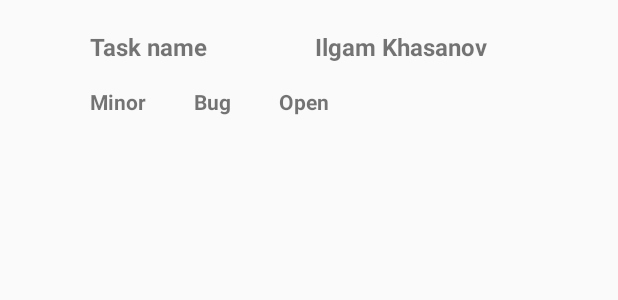
After one commit to IlshatIbrahimov/prettyprinted-tm-android, an Android app: the layout task_project_item.xml on its own in the app's theme, with its tools: preview values and no code run, on a phone screen of 412 x 824 dp. The commit adds this screen. Shown: the top 300 px of the screen. Run offline under Robolectric (Android 15) with nearby library versions, the phone set to English and light mode, and no system bars; Roboto replaces fonts that are not available here.

Commit message:
Add Task list and CRUD Task

```diff
--- /dev/null
+++ b/PrettyPrinted/app/src/main/java/ru/kfu/prettyprinted/data/remote/res/PriorityX.kt
@@ -0,0 +1,6 @@
+package ru.kfu.prettyprinted.data.remote.res
+
+data class PriorityX(
+    val id: Int,
+    val name: String
+)
--- /dev/null
+++ b/PrettyPrinted/app/src/main/java/ru/kfu/prettyprinted/data/remote/res/ProjectTasksResponse.kt
@@ -0,0 +1,3 @@
+package ru.kfu.prettyprinted.data.remote.res
+
+class ProjectTasksResponse : ArrayList<ProjectTasksResponseItem>()
--- /dev/null
+++ b/PrettyPrinted/app/src/main/java/ru/kfu/prettyprinted/data/remote/res/ProjectX.kt
@@ -0,0 +1,6 @@
+package ru.kfu.prettyprinted.data.remote.res
+
+data class ProjectX(
+    val id: Int,
+    val name: String
+)
--- /dev/null
+++ b/PrettyPrinted/app/src/main/java/ru/kfu/prettyprinted/data/remote/res/StatusX.kt
@@ -0,0 +1,6 @@
+package ru.kfu.prettyprinted.data.remote.res
+
+data class StatusX(
+    val id: Int,
+    val name: String
+)
--- /dev/null
+++ b/PrettyPrinted/app/src/main/java/ru/kfu/prettyprinted/data/remote/res/TypeX.kt
@@ -0,0 +1,6 @@
+package ru.kfu.prettyprinted.data.remote.res
+
+data class TypeX(
+    val id: Int,
+    val name: String
+)
--- a/PrettyPrinted/app/src/main/java/ru/kfu/prettyprinted/data/repository/TaskRepository.kt
+++ b/PrettyPrinted/app/src/main/java/ru/kfu/prettyprinted/data/repository/TaskRepository.kt
@@ -12,6 +12,10 @@ class TaskRepository (
             api.getTaskList()
         }
 
+        suspend fun getProjectTasks(id: Int) = safeApiCall {
+            api.getProjectTasks(id)
+        }
+
         suspend fun createTask(
                 assigneeId: String,
                 content: String,
--- /dev/null
+++ b/PrettyPrinted/app/src/main/res/layout/task_project_item.xml
@@ -0,0 +1,80 @@
+<?xml version="1.0" encoding="utf-8"?>
+<androidx.constraintlayout.widget.ConstraintLayout xmlns:android="http://schemas.android.com/apk/res/android"
+    xmlns:app="http://schemas.android.com/apk/res-auto"
+    xmlns:tools="http://schemas.android.com/tools"
+    android:layout_width="match_parent"
+    android:layout_height="wrap_content"
+    android:layout_margin="16dp">
+
+
+    <ImageView
+        android:id="@+id/db_img_priority"
+        android:layout_width="24dp"
+        android:layout_height="24dp"
+        android:layout_marginStart="4dp"
+        android:layout_marginTop="4dp"
+        app:layout_constraintStart_toStartOf="parent"
+        app:layout_constraintTop_toTopOf="parent" />
+
+
+    <TextView
+        android:id="@+id/tpi_item_name"
+        android:layout_width="wrap_content"
+        android:layout_height="wrap_content"
+        android:layout_marginStart="16dp"
+        android:layout_marginTop="4dp"
+        android:textSize="16sp"
+        android:textStyle="bold"
+        app:layout_constraintStart_toEndOf="@+id/db_img_priority"
+        app:layout_constraintTop_toTopOf="parent"
+        tools:text="Task name" />
+
+    <TextView
+        android:id="@+id/tpi_priority"
+        android:layout_width="wrap_content"
+        android:layout_height="wrap_content"
+        android:layout_marginTop="16dp"
+        android:layout_marginBottom="4dp"
+        android:textSize="14sp"
+        android:textStyle="bold"
+        app:layout_constraintBottom_toBottomOf="parent"
+        app:layout_constraintStart_toStartOf="@+id/tpi_item_name"
+        app:layout_constraintTop_toBottomOf="@id/tpi_item_name"
+        tools:text="Minor" />
+
+    <TextView
+        android:id="@+id/tpi_type"
+        android:layout_width="wrap_content"
+        android:layout_height="wrap_content"
+        android:layout_marginStart="32dp"
+        android:layout_marginBottom="4dp"
+        android:textStyle="bold"
+        app:layout_constraintBottom_toBottomOf="parent"
+        app:layout_constraintStart_toEndOf="@+id/tpi_priority"
+        tools:text="Bug" />
+
+    <TextView
+        android:id="@+id/tpi_status"
+        android:layout_width="wrap_content"
+        android:layout_height="wrap_content"
+        android:layout_marginStart="32dp"
+        android:layout_marginBottom="4dp"
+        android:textStyle="bold"
+        app:layout_constraintBottom_toBottomOf="parent"
+        app:layout_constraintStart_toEndOf="@+id/tpi_type"
+        tools:text="Open" />
+
+    <TextView
+        android:id="@+id/tpi_user_name"
+        android:layout_width="wrap_content"
+        android:layout_height="wrap_content"
+        android:layout_marginTop="4dp"
+        android:textSize="16sp"
+        android:text="@string/tv_user_name"
+        android:textStyle="bold"
+        app:layout_constraintEnd_toEndOf="parent"
+        app:layout_constraintStart_toEndOf="@+id/tpi_item_name"
+        app:layout_constraintTop_toTopOf="parent" />
+
+
+</androidx.constraintlayout.widget.ConstraintLayout>
--- a/PrettyPrinted/app/src/main/res/navigation/nav_home.xml
+++ b/PrettyPrinted/app/src/main/res/navigation/nav_home.xml
@@ -71,7 +71,7 @@
     <fragment
         android:id="@+id/nav_dash_board"
         android:name="ru.kfu.prettyprinted.ui.home.dashboard.DashBoardFragment"
-        android:label="@string/dashboard"
+        android:label="Tasks"
         tools:layout="@layout/fragment_dash_board" />
     <fragment
         android:id="@+id/page_users"
--- a/PrettyPrinted/app/src/main/res/values/strings.xml
+++ b/PrettyPrinted/app/src/main/res/values/strings.xml
@@ -33,14 +33,18 @@
     <string name="select">Select</string>
     <string name="open">Open</string>
     <string name="in_progress">In progress</string>
-    <string name="fix">Fix</string>
+<!--    <string name="fix">Fix</string>-->
     <string name="won_t_fix">Won`t fix</string>
     <string name="bug">Bug</string>
     <string name="feature">Feature</string>
     <string name="question">Question</string>
     <string name="priority">Priority</string>
     <string name="minor">Minor</string>
-    <string name="normal">Normal</string>
+<!--    <string name="normal">Normal</string>-->
     <string name="major">Major</string>
     <string name="critical">Critical</string>
+    <string name="tv_user_name">Ilgam Khasanov</string>
+    <string name="first_project">First project</string>
+    <string name="normal">Normal</string>
+    <string name="fix">Fix</string>
 </resources>
```
Also changed, not shown: PrettyPrinted/app/src/main/java/ru/kfu/prettyprinted/data/remote/api/TaskApi.kt (+9 -0 lines), PrettyPrinted/app/src/main/java/ru/kfu/prettyprinted/data/remote/res/AssigneeX.kt (added, +7 -0 lines), PrettyPrinted/app/src/main/java/ru/kfu/prettyprinted/data/remote/res/AuthorX.kt (added, +7 -0 lines), PrettyPrinted/app/src/main/java/ru/kfu/prettyprinted/data/remote/res/ProjectTasksResponseItem.kt (added, +14 -0 lines), PrettyPrinted/app/src/main/java/ru/kfu/prettyprinted/ui/home/dashboard/DashBoardAdapter.kt (+8 -5 lines), PrettyPrinted/app/src/main/java/ru/kfu/prettyprinted/ui/home/task/TaskAdapter.kt (+13 -13 lines), PrettyPrinted/app/src/main/java/ru/kfu/prettyprinted/ui/home/task/TaskListFragment.kt (+14 -17 lines), PrettyPrinted/app/src/main/java/ru/kfu/prettyprinted/ui/home/task/create/CreateTaskFragment.kt (+10 -10 lines), PrettyPrinted/app/src/main/java/ru/kfu/prettyprinted/viewmodels/home/TaskViewModel.kt (+9 -0 lines), PrettyPrinted/app/src/main/res/layout/fragment_create_task.xml (+6 -1 lines).
